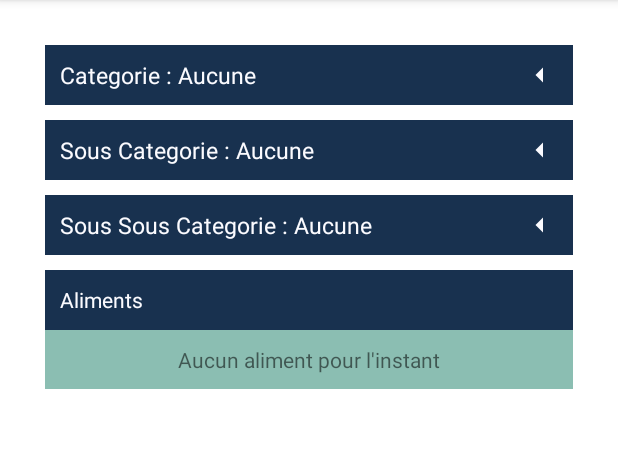
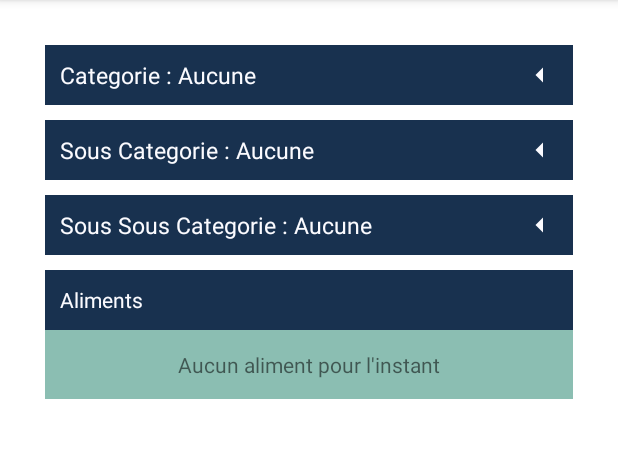
Before and after one commit to BUT-MAAT/saeS4-mobile, an Android app: the screen it shows after launch (MainActivity), on a phone screen of 412 x 824 dp, the part 84-542 px from its top. Run offline under Robolectric (Android 15) with nearby library versions, the phone set to English and light mode, and no system bars; libraries missing offline, so code that uses them is left out: com.google.firebase.crashlytics; 4 statements that could not run were skipped.

Commit message:
Better aliments

```diff
--- a/app/src/main/java/com/example/saes4_mobile/fetchtasks/RetreiveCategoriesTask.java
+++ b/app/src/main/java/com/example/saes4_mobile/fetchtasks/RetreiveCategoriesTask.java
@@ -59,7 +59,6 @@ public class RetreiveCategoriesTask implements Runnable {
             String categoriesJSONString = EntityUtils.toString(response.getEntity());
 
             JSONArray categories = new JSONArray(categoriesJSONString);
-            Log.d(TAG, categoriesJSONString);
             handler.post(new Runnable() {
                 @Override
                 public void run() {
--- a/app/src/main/java/com/example/saes4_mobile/listeners/CategoryOnClickListener.java
+++ b/app/src/main/java/com/example/saes4_mobile/listeners/CategoryOnClickListener.java
@@ -45,6 +45,8 @@ public class CategoryOnClickListener implements View.OnClickListener {
         ((TextView) activity.findViewById(R.id.sssscategorie_collapse_title)).setText(
                 String.format(activity.getString(R.string.sssscatergorie_collapse_title), "Aucune")
         );
+
+        ((LinearLayout) activity.findViewById(R.id.aliment_insert_layout)).removeAllViews();
         ExecutorService executor = Executors.newSingleThreadExecutor();
         executor.execute(
             new RetreiveCategoriesTask(activity,
--- a/app/src/main/java/com/example/saes4_mobile/listeners/SsCategoryOnClickListener.java
+++ b/app/src/main/java/com/example/saes4_mobile/listeners/SsCategoryOnClickListener.java
@@ -36,6 +36,7 @@ public class SsCategoryOnClickListener implements View.OnClickListener {
         ((TextView) activity.findViewById(R.id.sssscategorie_collapse_title)).setText(
                 String.format(activity.getString(R.string.sssscatergorie_collapse_title), "Aucune")
         );
+        ((LinearLayout) activity.findViewById(R.id.aliment_insert_layout)).removeAllViews();
         ExecutorService executor = Executors.newSingleThreadExecutor();
         executor.execute(
             new RetreiveCategoriesTask(activity,
--- a/app/src/main/java/com/example/saes4_mobile/listeners/SsSsCategoryOnClickListener.java
+++ b/app/src/main/java/com/example/saes4_mobile/listeners/SsSsCategoryOnClickListener.java
@@ -4,6 +4,7 @@ import android.app.Activity;
 import android.os.Handler;
 import android.os.Looper;
 import android.view.View;
+import android.widget.LinearLayout;
 import android.widget.TextView;
 
 import com.example.saes4_mobile.R;
@@ -33,6 +34,7 @@ public class SsSsCategoryOnClickListener implements View.OnClickListener {
         categoryTitle.setText(
                 String.format(activity.getString(R.string.sssscatergorie_collapse_title), categoryName)
         );
+        ((LinearLayout) activity.findViewById(R.id.aliment_insert_layout)).removeAllViews();
         ExecutorService executor = Executors.newSingleThreadExecutor();
         executor.execute(
             new RetreiveAlimentsTask(activity,
@@ -41,5 +43,6 @@ public class SsSsCategoryOnClickListener implements View.OnClickListener {
                 new AlimentPillFactory(),
                 new Handler(Looper.getMainLooper())
         ));
+
     }
 }
--- a/app/src/main/res/layout/activity_main.xml
+++ b/app/src/main/res/layout/activity_main.xml
@@ -133,11 +133,12 @@
                 android:layout_marginTop="40dp"
                 android:background="@color/light_blue">
 
-                <LinearLayout
+                <FrameLayout
                     android:layout_width="match_parent"
                     android:layout_height="wrap_content"
-                    android:orientation="vertical">
-<!--                    android:gravity="center_vertical">-->
+                    android:orientation="vertical"
+                    android:paddingTop="3dp"
+                    android:paddingBottom="3dp">
 
                     <TextView
                         android:id="@+id/aliment_message"
@@ -148,21 +149,15 @@
                         android:layout_marginTop="10dp"
                         android:layout_marginBottom="10dp"/>
 
-                    <ProgressBar
-                        android:id="@+id/aliment_loader"
-                        android:layout_width="wrap_content"
-                        android:layout_height="wrap_content"
-                        android:layout_gravity="center"
-                        android:visibility="gone"/>
-
                     <LinearLayout
                         android:id="@+id/aliment_insert_layout"
                         android:layout_width="match_parent"
                         android:layout_height="wrap_content"
-                        android:orientation="vertical"/>
+                        android:orientation="vertical">
 
+                    </LinearLayout>
 
-                </LinearLayout>
+                </FrameLayout>
 
             </ScrollView>
         </FrameLayout>
--- a/app/src/main/res/values/styles.xml
+++ b/app/src/main/res/values/styles.xml
@@ -75,7 +75,7 @@
     <style name="Aliment.Pill" parent="ThemeOverlay.AppCompat">
         <item name="android:layout_width">wrap_content</item>
         <item name="android:layout_height">20dp</item>
-        <item name="android:layout_marginTop">10dp</item>
+        <item name="android:layout_marginTop">5dp</item>
         <item name="android:textSize">12.5dp</item>
         <item name="textAllCaps">false</item>
         <item name="android:textColor">@color/white</item>
@@ -85,8 +85,4 @@
         <item name="android:paddingVertical">2.5dp</item>
         <item name="android:paddingHorizontal">10dp</item>
     </style>
-    <style name="Aliment.PillSpacer" parent="ThemeOverlay.AppCompat">
-        <item name="android:layout_height">5dp</item>
-        <item name="android:layout_width">0dp</item>
-    </style>
 </resources>
```
Also changed, not shown: app/src/main/java/com/example/saes4_mobile/fetchtasks/RetreiveAlimentsTask.java (+6 -15 lines), app/src/main/java/com/example/saes4_mobile/pillfactories/AlimentPillFactory.java (+9 -1 lines).
